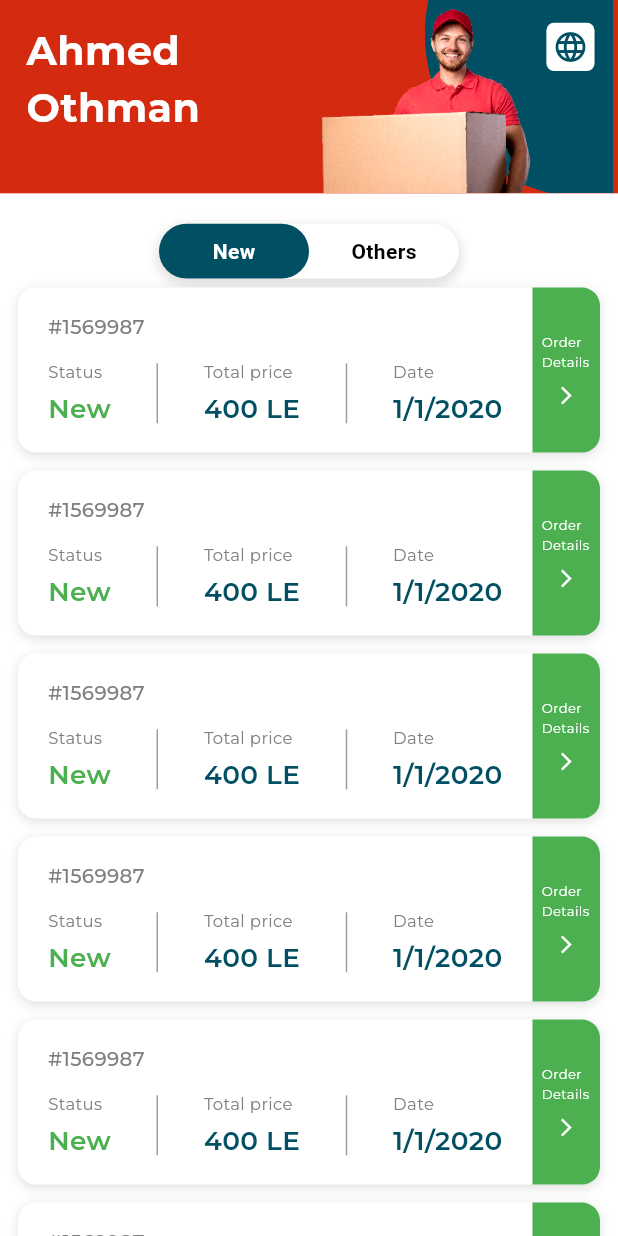
After one commit to Ahmed-Habeeb/delivery-app, a Flutter app: the HomeScreen screen opened by its route, on a phone screen of 412 x 824 dp. The commit adds this screen. Run offline on Flutter 3.47's test engine with Material 3 defaults, Android fonts, the phone set to English and light mode, and no system bars; our stand-ins replace dio, flutter_screenutil, flutter_svg, get_it, google_fonts, pretty_dio_logger and 1 more; missing offline and left inert: phone_field; accounts and stored records are empty.

Commit message:
feat(home): add Home screen with header, empty orders, and toggle switch

```diff
--- a/lib/core/helper/validation_helper.dart
+++ b/lib/core/helper/validation_helper.dart
@@ -1,5 +1,6 @@
 
-import '../shared_widgets/app_text_field.dart';
+
+import '../widgets/app_text_field.dart';
 
 /// A helper class for validating various types of input.
 class ValidationHelper {
--- a/lib/core/routing/router.dart
+++ b/lib/core/routing/router.dart
@@ -1,4 +1,5 @@
 import 'package:delivery_app/core/routing/routes.dart';
+import 'package:delivery_app/features/home/ui/screen/home_screen.dart';
 import 'package:delivery_app/features/login/ui/screen/login_screen.dart';
 import 'package:delivery_app/features/splash/ui/splash_screen.dart';
 import 'package:flutter/material.dart';
@@ -24,10 +25,13 @@ class AppRouter {
         return MaterialPageRoute(builder: (_) => getScreen(SplashScreen()));
       case Routes.login:
         return MaterialPageRoute(
-          builder: (_) => getScreen(
-            LoginScreen()// Replace with your actual login screen
-          ),
+          builder:
+              (_) => getScreen(
+                LoginScreen(), // Replace with your actual login screen
+              ),
         );
+      case Routes.home:
+        return MaterialPageRoute(builder: (_) => getScreen(HomeScreen()));
       // Add more routes here as needed
       default:
         return MaterialPageRoute(
--- a/lib/core/routing/routes.dart
+++ b/lib/core/routing/routes.dart
@@ -3,6 +3,7 @@ class Routes {
 
   static const String splash = '/splash';
   static const String login = '/login';
+  static const String home = '/home';
 
 
 }
--- a/lib/core/theme/colors_manager.dart
+++ b/lib/core/theme/colors_manager.dart
@@ -4,13 +4,14 @@ import 'package:flutter/material.dart';
 class ColorsManager {
   /// The main color used in the application.
   static const Color mainColor = Color(0xff004F62);
+  static const Color secondColor = Color(0xffD42A0F);
   static const Color splashColor = Color(0xffE9FAFF);
 
   static var fieldColor= const Color(0xffF1F5FB);
 
   static var hintColor= const Color(0xffAFAFAF);
 
-  static var grey= const Color(0xffAFAFAF);
+  static var grey= const Color(0xff808080);
 
   /// The secondary color used in the application.
 
--- a/lib/core/theme/text_styles.dart
+++ b/lib/core/theme/text_styles.dart
@@ -5,67 +5,86 @@ import 'package:google_fonts/google_fonts.dart';
 import 'colors_manager.dart';
 import 'font_weight_helper.dart';
 
-
 /// A class that provides predefined text styles for the application.
 class TextStyles {
-  static var font24Medium = GoogleFonts.inter(
+  static var font24Medium = GoogleFonts.montserrat(
     fontSize: 24.sp,
     fontWeight: FontWeightHelper.medium,
   );
+  static var font16Regular = GoogleFonts.montserrat(
+    fontSize: 16.sp,
+    fontWeight: FontWeightHelper.regular,
+  );
+  static var font16SemiBoldMainColor = GoogleFonts.montserrat(
+    fontSize: 16.sp,
+    fontWeight: FontWeightHelper.semiBold,
+    color: ColorsManager.mainColor,
+  );
 
-  static var font12RegularGrey= GoogleFonts.inter(
+  static var font12RegularGrey = GoogleFonts.montserrat(
     fontSize: 12.sp,
     fontWeight: FontWeightHelper.regular,
     color: ColorsManager.grey,
+  );  static var font10MediumGrey = GoogleFonts.montserrat(
+    fontSize: 10.sp,
+    fontWeight: FontWeightHelper.regular,
+    color: ColorsManager.grey,
+  ); static var font8Regular = GoogleFonts.montserrat(
+    fontSize: 8.sp,
+    fontWeight: FontWeightHelper.regular,
+    color: Colors.white
   );
-
+  static var font12MediumGrey = GoogleFonts.montserrat(
+    fontSize: 12.sp,
+    fontWeight: FontWeightHelper.medium,
+    color: ColorsManager.grey,
+  );
 
   /// Returns a text style with font size 10, regular weight, and black color.
 
   /// Returns a text style with font size 12, regular weight, and black color.
-  static TextStyle get font12RegularBlack => GoogleFonts.inter(
+  static TextStyle get font12RegularBlack => GoogleFonts.montserrat(
     fontSize: 12.sp,
     fontWeight: FontWeightHelper.regular,
   );
 
   /// Returns a text style with font size 16, regular weight, and black color.
-  // static TextStyle get font16RegularBlack => GoogleFonts.inter(
+  // static TextStyle get font16RegularBlack => GoogleFonts.montserrat(
   //       fontSize: 16.sp,
   //       fontWeight: FontWeightHelper.regular,
   //     );
-
 
   static TextStyle get font29SemiBoldMainColor => GoogleFonts.montserrat(
     fontSize: 29.sp,
     fontWeight: FontWeightHelper.semiBold,
     color: ColorsManager.mainColor,
+  );
 
-      );  static TextStyle get font12MediumMainColor => GoogleFonts.montserrat(
+  static TextStyle get font24Bold => GoogleFonts.montserrat(
+    fontSize: 24.sp,
+    fontWeight: FontWeightHelper.bold,
+    color: Colors.white,
+  );
+
+  static TextStyle get font12MediumMainColor => GoogleFonts.montserrat(
     fontSize: 12.sp,
     fontWeight: FontWeightHelper.medium,
     color: ColorsManager.mainColor,
+  );
 
-      );
   static TextStyle get font14RegularBlack => GoogleFonts.montserrat(
     fontSize: 14.sp,
     fontWeight: FontWeightHelper.regular,
+  );
 
-
-      ); static TextStyle get font14SemiBoldMainColor => GoogleFonts.montserrat(
+  static TextStyle get font14SemiBoldMainColor => GoogleFonts.montserrat(
     fontSize: 14.sp,
     fontWeight: FontWeightHelper.semiBold,
     color: ColorsManager.mainColor,
-
-
   );
 
-
-
-
-
-
   /// Returns a text style with font size 16, bold weight, and default color for app buttons.
-  static TextStyle get fontAppButton => GoogleFonts.inter(
+  static TextStyle get fontAppButton => GoogleFonts.montserrat(
     fontSize: 16.sp,
     fontWeight: FontWeightHelper.bold,
   );
--- /dev/null
+++ b/lib/features/home/ui/screen/home_screen.dart
@@ -0,0 +1,31 @@
+import 'package:delivery_app/core/theme/colors_manager.dart';
+import 'package:delivery_app/core/theme/text_styles.dart';
+import 'package:delivery_app/features/home/ui/widgets/empty_orders.dart';
+import 'package:delivery_app/features/home/ui/widgets/home_header.dart';
+import 'package:delivery_app/features/home/ui/widgets/new_list.dart';
+import 'package:delivery_app/features/home/ui/widgets/toggle_switch.dart';
+import 'package:flutter/material.dart';
+import 'package:flutter_screenutil/flutter_screenutil.dart';
+import 'package:flutter_svg/svg.dart';
+
+import '../../../../generated/assets.dart';
+import '../widgets/others_list.dart';
+
+class HomeScreen extends StatelessWidget {
+  const HomeScreen({super.key});
+
+  @override
+  Widget build(BuildContext context) {
+    return Scaffold(
+      body: Column(
+        children: [
+          HomeHeader(),
+          SizedBox(height: 20.h),
+          ToggleSwitch(),
+          Expanded(child: NewList())
+          // EmptyOrders(),
+        ],
+      ),
+    );
+  }
+}
--- /dev/null
+++ b/lib/features/home/ui/widgets/empty_orders.dart
@@ -0,0 +1,29 @@
+import 'package:delivery_app/core/theme/text_styles.dart';
+import 'package:flutter/material.dart';
+import 'package:flutter_screenutil/flutter_screenutil.dart';
+
+import '../../../../generated/assets.dart';
+
+class EmptyOrders extends StatelessWidget {
+  const EmptyOrders({super.key});
+
+  @override
+  Widget build(BuildContext context) {
+    return Container(
+      padding: EdgeInsets.symmetric(horizontal: 40.w, vertical: 40.h),
+      child: Column(
+        children: [
+          Image.asset(Assets.imagesEmptyOrder, width: 225.w, height: 185.h),
+          SizedBox(height: 20.h),
+          Text("No Orders Yet", style: TextStyles.font24Medium),
+          SizedBox(height: 10.h),
+          Text(
+            "You don't have any orders in your history.",
+            textAlign: TextAlign.center,
+            style: TextStyles.font16Regular,
+          ),
+        ],
+      ),
+    );
+  }
+}
--- /dev/null
+++ b/lib/features/home/ui/widgets/home_header.dart
@@ -0,0 +1,76 @@
+import 'package:flutter/material.dart';
+import 'package:flutter_screenutil/flutter_screenutil.dart';
+import 'package:flutter_svg/svg.dart';
+
+import '../../../../core/theme/colors_manager.dart';
+import '../../../../core/theme/text_styles.dart';
+import '../../../../generated/assets.dart';
+
+class HomeHeader extends StatelessWidget {
+  const HomeHeader({super.key});
+
+  @override
+  Widget build(BuildContext context) {
+    return           Container(
+      height: 127.h,
+      width: MediaQuery.sizeOf(context).width,
+      color: ColorsManager.secondColor,
+      child: Stack(
+        children: [
+          Positioned(
+            top: 0,
+            right: 0,
+
+            child: SvgPicture.asset(
+              Assets.svgsCircle,
+              width: 120.w,
+              height: 130.h,
+              colorFilter: ColorFilter.mode(
+                ColorsManager.mainColor,
+                BlendMode.srcATop,
+              ),
+            ),
+          ),
+          SafeArea(
+            child: Padding(
+              padding: EdgeInsets.symmetric(
+                horizontal: 16.w,
+
+
+              ),
+              child: Row(
+                mainAxisAlignment: MainAxisAlignment.spaceBetween,
+                crossAxisAlignment: CrossAxisAlignment.start,
+                children: [
+                  Container(
+                    constraints: BoxConstraints(maxWidth: 170.w),
+                    margin:  EdgeInsets.only(top: 15.h),
+                    child: Text(
+                      "Ahmed Othman",
+                      style: TextStyles.font24Bold,
+                    ),
+                  ),
+                  Image.asset(Assets.imagesDeliveryMan),
+                  Container(
+                    decoration: BoxDecoration(
+                        borderRadius:  BorderRadius.circular(5.r),
+                        color: Colors.white
+                    ),
+                    margin:  EdgeInsets.only(top: 15.h),
+                    padding: EdgeInsets.all(4.r),
+                    child: Icon(
+                      Icons.language,
+                      color: ColorsManager.mainColor,
+                      // size: 30,
+                    ),
+                  ),
+                ],
+              ),
+            ),
+          ),
+        ],
+      ),
+    );
+
+  }
+}
--- /dev/null
+++ b/lib/features/home/ui/widgets/new_list.dart
@@ -0,0 +1,51 @@
+import 'package:flutter/material.dart';
+
+import 'order_card.dart';
+
+class NewList extends StatelessWidget {
+  const NewList({super.key});
+
+  @override
+  Widget build(BuildContext context) {
+    return ListView(
+      children: [
+        OrderCard(
+          orderId: '1569987',
+          status: 'new',
+          totalPrice: '400 LE',
+          date: '1/1/2020',
+        ),
+        OrderCard(
+          orderId: '1569987',
+          status: 'new',
+          totalPrice: '400 LE',
+          date: '1/1/2020',
+        ),
+        OrderCard(
+          orderId: '1569987',
+          status: 'new',
+          totalPrice: '400 LE',
+          date: '1/1/2020',
+        ),
+        OrderCard(
+          orderId: '1569987',
+          status: 'new',
+          totalPrice: '400 LE',
+          date: '1/1/2020',
+        ),
+        OrderCard(
+          orderId: '1569987',
+          status: 'new',
+          totalPrice: '400 LE',
+          date: '1/1/2020',
+        ),
+        OrderCard(
+          orderId: '1569987',
+          status: 'new',
+          totalPrice: '400 LE',
+          date: '1/1/2020',
+        ),
+      ]
+    );
+  }
+}
--- /dev/null
+++ b/lib/features/home/ui/widgets/order_card.dart
@@ -0,0 +1,145 @@
+import 'package:delivery_app/core/theme/colors_manager.dart';
+import 'package:delivery_app/core/theme/text_styles.dart';
+import 'package:flutter/material.dart';
+import 'package:flutter_screenutil/flutter_screenutil.dart';
+
+class OrderCard extends StatelessWidget {
+  final String orderId;
+  final String status;
+  final String totalPrice;
+  final String date;
+
+  const OrderCard({
+    super.key,
+    required this.orderId,
+    required this.status,
+    required this.totalPrice,
+    required this.date,
+  });
+
+  Color getStatusColor() {
+    switch (status.toLowerCase()) {
+      case 'new':
+        return Colors.green;
+      case 'delivering':
+        return const Color(0xFF003C51); // Dark teal
+      case 'returned':
+        return Colors.red;
+      case 'delivered':
+        return Colors.grey;
+      default:
+        return Colors.black;
+    }
+  }
+
+  @override
+  Widget build(BuildContext context) {
+    final statusColor = getStatusColor();
+
+    return Container(
+      margin: const EdgeInsets.symmetric(vertical: 6, horizontal: 12),
+      decoration: BoxDecoration(
+        color: Colors.white,
+        borderRadius: BorderRadius.circular(12),
+        boxShadow: const [
+          BoxShadow(color: Colors.black12, blurRadius: 6, offset: Offset(0, 2)),
+        ],
+      ),
+      child: Row(
+        children: [
+          Expanded(
+            child: Padding(
+              padding: const EdgeInsets.symmetric(horizontal: 20, vertical: 5),
+              child: Column(
+                crossAxisAlignment: CrossAxisAlignment.start,
+                children: [
+                  Text('#$orderId', style: TextStyles.font12MediumGrey),
+                  const SizedBox(height: 12),
+                  Row(
+                    mainAxisAlignment: MainAxisAlignment.spaceBetween,
+                    children: [
+                      _buildColumn(
+                        'Status',
+                        status,
+                        TextStyles.font16SemiBoldMainColor.copyWith(
+                          color: statusColor,
+                        ),
+                      ),
+                      // vertical divider
+                  Container(
+                    width: 1,
+                    height: 40,
+                    color: Colors.grey,
+                  ),
+
+                      _buildColumn(
+                        'Total price',
+                        totalPrice,
+                        TextStyles.font16SemiBoldMainColor,
+                      ),
+                      // vertical divider
+                  Container(
+                    width: 1,
+                    height: 40,
+                    color: Colors.grey,
+                  ),
+                      _buildColumn(
+                        'Date',
+                        date,
+                        TextStyles.font16SemiBoldMainColor,
+                      ),
+                    ],
+                  ),
+                ],
+              ),
+            ),
+          ),
+          Container(
+            width: 45,
+            height: 110,
+            decoration: BoxDecoration(
+              color: statusColor,
+              borderRadius: const BorderRadius.only(
+                topRight: Radius.circular(12),
+                bottomRight: Radius.circular(12),
+              ),
+            ),
+            child: Center(
+              child: Column(
+                mainAxisSize: MainAxisSize.min,
+                children:  [
+                  Container(
+                    constraints:  BoxConstraints(maxWidth: 30.w),
+                    child: Text(
+                      'Order Details',
+                      style: TextStyles.font8Regular
+                    ),
+                  ),
+                  SizedBox(height: 8.h),
+                  Icon(
+                    Icons.arrow_forward_ios,
+                    color: Colors.white,
+                    size: 14,
+                  ),
+                ],
+              ),
+            ),
+          ),
+        ],
+      ),
+    );
+  }
+
+  Widget _buildColumn(String label, String value, TextStyle valueStyle) {
+    return Column(
+      crossAxisAlignment: CrossAxisAlignment.start,
+      children: [
+        // make first letter of the label capital
+        Text(label, style: TextStyles.font10MediumGrey),
+        const SizedBox(height: 4),
+        Text(value [0].toUpperCase() + value.substring(1), // Capitalize first letter
+            style: valueStyle),
+      ],
+    );
+  }
+}
--- /dev/null
+++ b/lib/features/home/ui/widgets/others_list.dart
@@ -0,0 +1,51 @@
+import 'package:flutter/material.dart';
+
+import 'order_card.dart';
+
+class OthersList extends StatelessWidget {
+  const OthersList({super.key});
+
+  @override
+  Widget build(BuildContext context) {
+    return ListView(
+        children: [
+          OrderCard(
+            orderId: '1569987',
+            status: 'delivering',
+            totalPrice: '400 LE',
+            date: '1/1/2020',
+          ),
+          OrderCard(
+            orderId: '1569987',
+            status: 'delivered',
+            totalPrice: '400 LE',
+            date: '1/1/2020',
+          ),
+          OrderCard(
+            orderId: '1569987',
+            status: 'delivered',
+            totalPrice: '400 LE',
+            date: '1/1/2020',
+          ),
+          OrderCard(
+            orderId: '1569987',
+            status: 'returned',
+            totalPrice: '400 LE',
+            date: '1/1/2020',
+          ),
+          OrderCard(
+            orderId: '1569987',
+            status: 'delivering',
+            totalPrice: '400 LE',
+            date: '1/1/2020',
+          ),
+          OrderCard(
+            orderId: '1569987',
+            status: 'delivered',
+            totalPrice: '400 LE',
+            date: '1/1/2020',
+          ),
+        ]
+    );
+  }
+}
--- /dev/null
+++ b/lib/features/home/ui/widgets/toggle_switch.dart
@@ -0,0 +1,94 @@
+import 'package:delivery_app/core/theme/colors_manager.dart';
+import 'package:flutter/material.dart';
+import 'package:flutter_screenutil/flutter_screenutil.dart';
+
+class ToggleSwitch extends StatefulWidget {
+  @override
+  _ToggleSwitchState createState() => _ToggleSwitchState();
+}
+
+class _ToggleSwitchState extends State<ToggleSwitch> {
+  bool isNewSelected = true;
+
+  @override
+  Widget build(BuildContext context) {
+    return Container(
+      width: 200,
+      height: 36.h,
+      decoration: BoxDecoration(
+        color: Colors.white,
+        borderRadius: BorderRadius.circular(25),
+        boxShadow: [
+          BoxShadow(
+            color: Colors.grey.withOpacity(0.3),
+            spreadRadius: 2,
+            blurRadius: 5,
+            offset: Offset(0, 3),
+          ),
+        ],
+      ),
+      child: Stack(
+        children: [
+          // Background for the selected option
+          AnimatedPositioned(
+            duration: Duration(milliseconds: 200),
+            left: isNewSelected ? 0 : 100,
+            child: Container(
+              width: 100,
+              height: 36.h,
+              decoration: BoxDecoration(
+                color: ColorsManager.mainColor, // Teal color for selected
+                borderRadius: BorderRadius.circular(25),
+              ),
+            ),
+          ),
+          // Toggle options
+          Row(
+            children: [
+              Expanded(
+                child: InkWell(
+                  splashColor: Colors.transparent,
+                  highlightColor: Colors.transparent,
+                  onTap: () {
+                    setState(() {
+                      isNewSelected = true;
+                    });
+                  },
+                  child: Center(
+                    child: Text(
+                      'New',
+                      style: TextStyle(
+                        color: isNewSelected ? Colors.white : Colors.black,
+                        fontWeight: FontWeight.bold,
+                      ),
+                    ),
+                  ),
+                ),
+              ),
+              Expanded(
+                child: InkWell(
+                  splashColor: Colors.transparent,
+                  highlightColor: Colors.transparent,
+                  onTap: () {
+                    setState(() {
+                      isNewSelected = false;
+                    });
+                  },
+                  child: Center(
+                    child: Text(
+                      'Others',
+                      style: TextStyle(
+                        color: isNewSelected ? Colors.black : Colors.white,
+                        fontWeight: FontWeight.bold,
+                      ),
+                    ),
+                  ),
+                ),
+              ),
+            ],
+          ),
+        ],
+      ),
+    );
+  }
+}
--- a/lib/features/login/ui/screen/login_screen.dart
+++ b/lib/features/login/ui/screen/login_screen.dart
@@ -1,11 +1,13 @@
-import 'package:delivery_app/core/shared_widgets/app_button.dart';
-import 'package:delivery_app/core/shared_widgets/app_text_field.dart';
+import 'package:delivery_app/core/helper/extensions.dart';
+import 'package:delivery_app/core/routing/routes.dart';
 import 'package:delivery_app/core/theme/text_styles.dart';
 import 'package:delivery_app/features/login/ui/widgets/login_header.dart';
 import 'package:flutter/material.dart';
 import 'package:flutter_screenutil/flutter_screenutil.dart';
 import 'package:flutter_svg/flutter_svg.dart';
 
+import '../../../../core/widgets/app_button.dart';
+import '../../../../core/widgets/app_text_field.dart';
 import '../../../../generated/assets.dart';
 
 class LoginScreen extends StatelessWidget {
@@ -47,8 +49,12 @@ class LoginScreen extends StatelessWidget {
                   ),
                 ),
                 SizedBox(height: 16.h),
-                AppButton(text: "Log in",)
-
+                AppButton(
+                  text: "Log in",
+                  onPressed: () {
+                    context.offAllNamed(Routes.home);
+                  },
+                ),
               ],
             ),
           ),
--- a/pubspec.yaml
+++ b/pubspec.yaml
@@ -72,6 +72,7 @@ flutter:
   assets:
      - assets/
      - assets/svgs/
+     - assets/images/
 
   # An image asset can refer to one or more resolution-specific "variants", see
   # https://flutter.dev/to/resolution-aware-images
```
Also changed, not shown: assets/images/delivery_man.png (added), assets/images/empty_order.png (added), lib/core/widgets/app_button.dart (renamed from lib/core/shared_widgets/app_button.dart), lib/core/widgets/app_text_field.dart (renamed from lib/core/shared_widgets/app_text_field.dart), lib/generated/assets.dart. Lines whose indentation alone changed are shown as unchanged.
